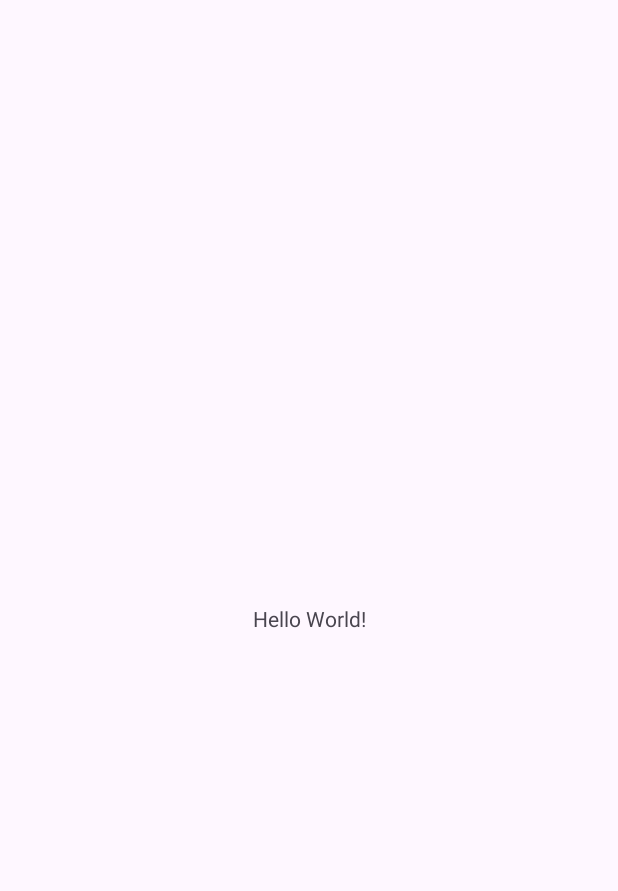
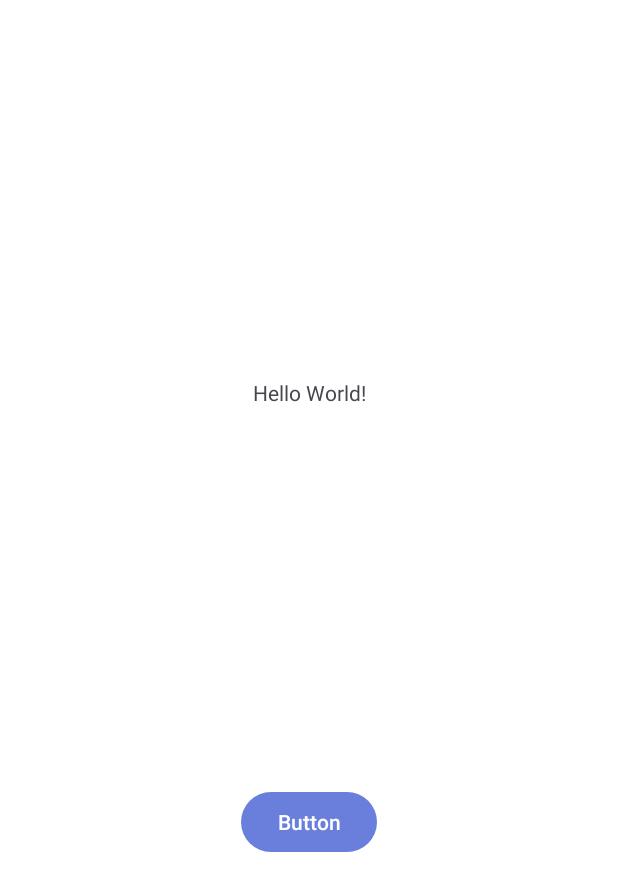
Before and after one commit to malakezzat300/FoodPlanner, an Android app: the screen it shows after launch (MainActivity), on a phone screen of 412 x 824 dp. Before the commit the part shown is almost empty. Shown: the top 891 px of the screen. Run offline under Robolectric (Android 15) with nearby library versions, the phone set to English and light mode, and no system bars.

Commit message:
Colors Done

```diff
--- a/app/build.gradle.kts
+++ b/app/build.gradle.kts
@@ -1,5 +1,6 @@
 plugins {
     alias(libs.plugins.android.application)
+    alias(libs.plugins.google.gms.google.services)
 }
 
 android {
@@ -37,6 +38,9 @@ dependencies {
     implementation(libs.material)
     implementation(libs.activity)
     implementation(libs.constraintlayout)
+    implementation(libs.firebase.auth)
+    implementation(libs.firebase.database)
+    implementation(libs.firebase.firestore)
     testImplementation(libs.junit)
     androidTestImplementation(libs.ext.junit)
     androidTestImplementation(libs.espresso.core)
--- a/app/src/main/java/com/malakezzat/foodplanner/MainActivity.java
+++ b/app/src/main/java/com/malakezzat/foodplanner/MainActivity.java
@@ -13,12 +13,7 @@ public class MainActivity extends AppCompatActivity {
     @Override
     protected void onCreate(Bundle savedInstanceState) {
         super.onCreate(savedInstanceState);
-        EdgeToEdge.enable(this);
         setContentView(R.layout.activity_main);
-        ViewCompat.setOnApplyWindowInsetsListener(findViewById(R.id.main), (v, insets) -> {
-            Insets systemBars = insets.getInsets(WindowInsetsCompat.Type.systemBars());
-            v.setPadding(systemBars.left, systemBars.top, systemBars.right, systemBars.bottom);
-            return insets;
-        });
+
     }
 }
--- a/app/src/main/res/layout/activity_main.xml
+++ b/app/src/main/res/layout/activity_main.xml
@@ -8,12 +8,23 @@
     tools:context=".MainActivity">
 
     <TextView
+        android:id="@+id/textView"
         android:layout_width="wrap_content"
         android:layout_height="wrap_content"
         android:text="Hello World!"
-        app:layout_constraintBottom_toBottomOf="parent"
+        app:layout_constraintBottom_toTopOf="@+id/button"
         app:layout_constraintEnd_toEndOf="parent"
         app:layout_constraintStart_toStartOf="parent"
         app:layout_constraintTop_toTopOf="parent" />
 
+    <Button
+        android:id="@+id/button"
+        android:layout_width="wrap_content"
+        android:layout_height="wrap_content"
+        android:text="Button"
+        app:layout_constraintBottom_toBottomOf="parent"
+        app:layout_constraintEnd_toEndOf="parent"
+        app:layout_constraintStart_toStartOf="parent"
+        app:layout_constraintTop_toBottomOf="@+id/textView" />
+
 </androidx.constraintlayout.widget.ConstraintLayout>
--- a/app/src/main/res/values-night/themes.xml
+++ b/app/src/main/res/values-night/themes.xml
@@ -2,6 +2,25 @@
     <!-- Base application theme. -->
     <style name="Base.Theme.FoodPlanner" parent="Theme.Material3.DayNight.NoActionBar">
         <!-- Customize your dark theme here. -->
-        <!-- <item name="colorPrimary">@color/my_dark_primary</item> -->
+        <!-- Primary Colors -->
+        <item name="colorPrimary">@color/dark_primary</item>
+        <item name="colorPrimaryVariant">@color/dark_primary_variant</item>
+        <item name="colorOnPrimary">@color/dark_on_primary</item>
+
+        <!-- Secondary Colors -->
+        <item name="colorSecondary">@color/dark_secondary</item>
+        <item name="colorOnSecondary">@color/dark_on_secondary</item>
+
+        <!-- Background Colors -->
+        <item name="android:windowBackground">@color/dark_background</item>
+        <item name="colorSurface">@color/dark_surface</item>
+        <item name="colorOnSurface">@color/dark_on_surface</item>
+
+        <!-- Text Colors -->
+        <item name="colorOnBackground">@color/dark_on_background</item>
+
+        <!-- Error Colors -->
+        <item name="colorError">@color/dark_primary_variant</item>
+        <item name="colorOnError">@color/dark_on_primary</item>
     </style>
 </resources>
--- a/app/src/main/res/values/colors.xml
+++ b/app/src/main/res/values/colors.xml
@@ -2,4 +2,30 @@
 <resources>
     <color name="black">#FF000000</color>
     <color name="white">#FFFFFFFF</color>
+
+    <!-- Custom Color -->
+    <color name="calm_blue">#6A7FDB</color>
+
+    <!-- Light Theme Colors -->
+    <color name="light_primary">#6A7FDB</color> <!-- Calm Blue -->
+    <color name="light_primary_variant">#5165BA</color> <!-- Slightly Darker Calm Blue -->
+    <color name="light_secondary">#A3B2F2</color> <!-- Slightly Lighter Calm Blue -->
+    <color name="light_background">#FFFFFF</color> <!-- White Background -->
+    <color name="light_surface">#F2F2F2</color> <!-- Light Gray Surface -->
+    <color name="light_on_primary">#FFFFFF</color> <!-- White Text on Primary -->
+    <color name="light_on_secondary">#153131</color> <!-- Deep Teal Text on Secondary -->
+    <color name="light_on_background">#153131</color> <!-- Deep Teal Text -->
+    <color name="light_on_surface">#153131</color> <!-- Deep Teal Text on Surface -->
+
+    <!-- Dark Theme Colors -->
+    <color name="dark_primary">#6A7FDB</color> <!-- Calm Blue -->
+    <color name="dark_primary_variant">#5165BA</color> <!-- Slightly Darker Calm Blue -->
+    <color name="dark_secondary">#A3B2F2</color> <!-- Slightly Lighter Calm Blue -->
+    <color name="dark_background">#121212</color> <!-- Dark Background -->
+    <color name="dark_surface">#1F1F1F</color> <!-- Darker Surface -->
+    <color name="dark_on_primary">#FFFFFF</color> <!-- White Text on Primary -->
+    <color name="dark_on_secondary">#FFFFFF</color> <!-- White Text on Secondary -->
+    <color name="dark_on_background">#F2F2F2</color> <!-- Light Gray Text on Background -->
+    <color name="dark_on_surface">#F2F2F2</color> <!-- Light Gray Text on Surface -->
+
 </resources>
--- a/app/src/main/res/values/themes.xml
+++ b/app/src/main/res/values/themes.xml
@@ -2,7 +2,26 @@
     <!-- Base application theme. -->
     <style name="Base.Theme.FoodPlanner" parent="Theme.Material3.DayNight.NoActionBar">
         <!-- Customize your light theme here. -->
-        <!-- <item name="colorPrimary">@color/my_light_primary</item> -->
+        <!-- Primary Colors -->
+        <item name="colorPrimary">@color/light_primary</item>
+        <item name="colorPrimaryVariant">@color/light_primary_variant</item>
+        <item name="colorOnPrimary">@color/light_on_primary</item>
+
+        <!-- Secondary Colors -->
+        <item name="colorSecondary">@color/light_secondary</item>
+        <item name="colorOnSecondary">@color/light_on_secondary</item>
+
+        <!-- Background Colors -->
+        <item name="android:windowBackground">@color/light_background</item>
+        <item name="colorSurface">@color/light_surface</item>
+        <item name="colorOnSurface">@color/light_on_surface</item>
+
+        <!-- Text Colors -->
+        <item name="colorOnBackground">@color/light_on_background</item>
+
+        <!-- Error Colors -->
+        <item name="colorError">@color/light_primary_variant</item>
+        <item name="colorOnError">@color/light_on_primary</item>
     </style>
 
     <style name="Theme.FoodPlanner" parent="Base.Theme.FoodPlanner" />
--- a/build.gradle.kts
+++ b/build.gradle.kts
@@ -1,4 +1,5 @@
 // Top-level build file where you can add configuration options common to all sub-projects/modules.
 plugins {
     alias(libs.plugins.android.application) apply false
+    alias(libs.plugins.google.gms.google.services) apply false
 }
--- a/gradle/libs.versions.toml
+++ b/gradle/libs.versions.toml
@@ -7,6 +7,10 @@ appcompat = "1.7.0"
 material = "1.12.0"
 activity = "1.9.1"
 constraintlayout = "2.1.4"
+googleGmsGoogleServices = "4.4.2"
+firebaseAuth = "23.0.0"
+firebaseDatabase = "21.0.0"
+firebaseFirestore = "25.0.0"
 
 [libraries]
 junit = { group = "junit", name = "junit", version.ref = "junit" }
@@ -16,6 +20,10 @@ appcompat = { group = "androidx.appcompat", name = "appcompat", version.ref = "a
 material = { group = "com.google.android.material", name = "material", version.ref = "material" }
 activity = { group = "androidx.activity", name = "activity", version.ref = "activity" }
 constraintlayout = { group = "androidx.constraintlayout", name = "constraintlayout", version.ref = "constraintlayout" }
+firebase-auth = { group = "com.google.firebase", name = "firebase-auth", version.ref = "firebaseAuth" }
+firebase-database = { group = "com.google.firebase", name = "firebase-database", version.ref = "firebaseDatabase" }
+firebase-firestore = { group = "com.google.firebase", name = "firebase-firestore", version.ref = "firebaseFirestore" }
 
 [plugins]
 android-application = { id = "com.android.application", version.ref = "agp" }
+google-gms-google-services = { id = "com.google.gms.google-services", version.ref = "googleGmsGoogleServices" }
```
Also changed, not shown: 1 other file.
